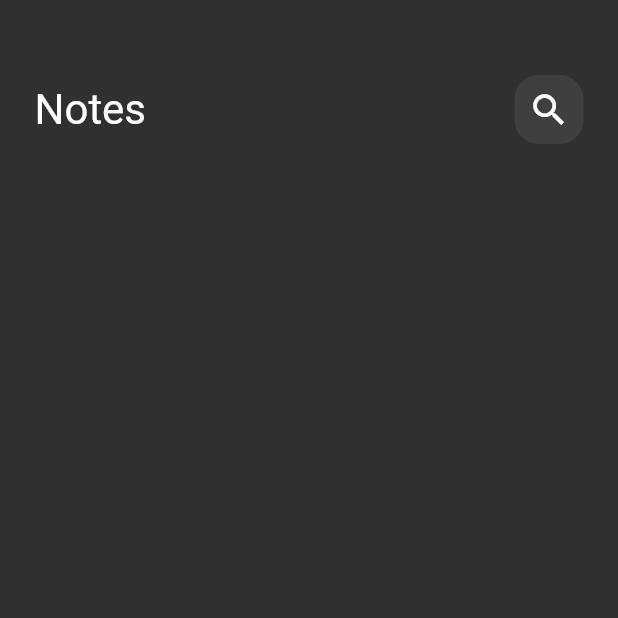
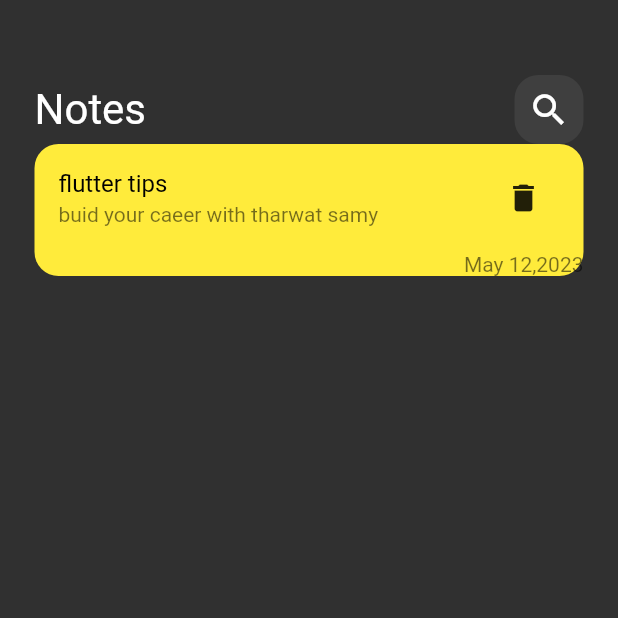
Before and after one commit to abdorady2022001/-abdelrhman, a Flutter app: the screen it shows after launch, on a phone screen of 412 x 824 dp, the top half of it. Run offline on Flutter 3.47's test engine with Material 2 defaults, Android fonts, the light colour scheme and no system bars.

Commit message:
Create a note, put a color on it, create a title and text inside it, and trash

```diff
--- a/sampleprojecject/lib/view/widgets/notes_view_body.dart
+++ b/sampleprojecject/lib/view/widgets/notes_view_body.dart
@@ -14,9 +14,47 @@ class NotesViewBody extends StatelessWidget {
           SizedBox(
             height: 50,
           ),
-          CutomAppBar()
+          CutomAppBar(),
+          NoteItem(),
         ],
       ),
     );
   }
 }
+
+class NoteItem extends StatelessWidget {
+  const NoteItem({super.key});
+
+  @override
+  Widget build(BuildContext context) {
+    return Container(
+      decoration: BoxDecoration(
+        color: Colors.yellow,
+        borderRadius: BorderRadius.circular(16),
+      ),
+      child: Column(crossAxisAlignment: CrossAxisAlignment.end, children: [
+        ListTile(
+          title: Text(
+            'flutter tips',
+            style: TextStyle(color: Colors.black),
+          ),
+          subtitle: Text(
+            'buid your caeer with tharwat samy',
+            style: TextStyle(color: Colors.black54),
+          ),
+          trailing: IconButton(
+            onPressed: () {},
+            icon: Icon(
+              Icons.delete,
+              color: Colors.black87,
+            ),
+          ),
+        ),
+        Text(
+          'May 12,2023',
+          style: TextStyle(color: Colors.black54),
+        ),
+      ]),
+    );
+  }
+}
```
